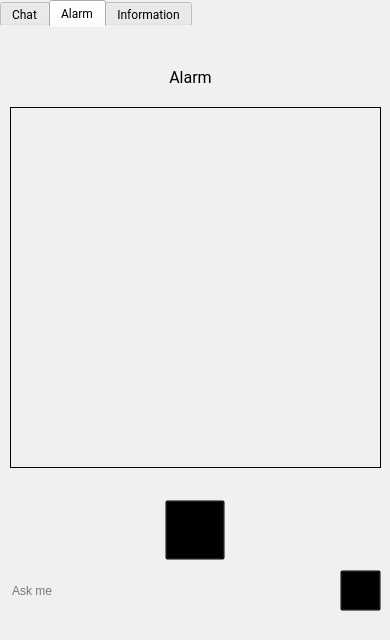
Before: the Qt Designer form app.ui in fireflies1988/HealthcareVirtualAssistant, drawn with Qt 5.
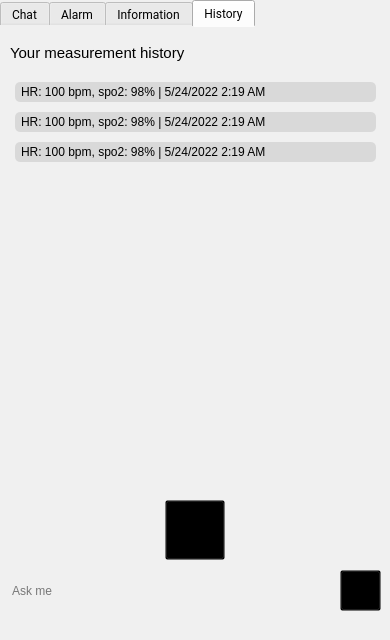
After: the same form once the commit is applied. Icons and pictures are not drawn.

Commit message: feat: save measurement stats to firebase database

```diff
--- a/app.ui
+++ b/app.ui
@@ -44,7 +44,7 @@
 background: #F0F0F0;</string>
     </property>
     <property name="currentIndex">
-     <number>1</number>
+     <number>3</number>
     </property>
     <widget class="QWidget" name="tab">
      <attribute name="title">
@@ -773,6 +773,68 @@
       </property>
      </widget>
     </widget>
+    <widget class="QWidget" name="tab_4">
+     <attribute name="title">
+      <string>History</string>
+     </attribute>
+     <widget class="QLabel" name="label_2">
+      <property name="geometry">
+       <rect>
+        <x>10</x>
+        <y>10</y>
+        <width>241</width>
+        <height>31</height>
+       </rect>
+      </property>
+      <property name="font">
+       <font>
+        <pointsize>11</pointsize>
+       </font>
+      </property>
+      <property name="text">
+       <string>Your measurement history</string>
+      </property>
+     </widget>
+     <widget class="QListWidget" name="listWidget_2">
+      <property name="geometry">
+       <rect>
+        <x>10</x>
+        <y>50</y>
+        <width>371</width>
+        <height>411</height>
+       </rect>
+      </property>
+      <property name="font">
+       <font>
+        <pointsize>9</pointsize>
+       </font>
+      </property>
+      <property name="styleSheet">
+       <string notr="true">QListWidget::item {
+	background-color: #d9d9d9;
+	margin: 5px;
+	padding: 3px;
+	border-radius: 5px;
+}
+</string>
+      </property>
+      <item>
+       <property name="text">
+        <string>HR: 100 bpm, spo2: 98% | 5/24/2022 2:19 AM</string>
+       </property>
+      </item>
+      <item>
+       <property name="text">
+        <string>HR: 100 bpm, spo2: 98% | 5/24/2022 2:19 AM</string>
+       </property>
+      </item>
+      <item>
+       <property name="text">
+        <string>HR: 100 bpm, spo2: 98% | 5/24/2022 2:19 AM</string>
+       </property>
+      </item>
+     </widget>
+    </widget>
    </widget>
    <widget class="QPushButton" name="btn_speak">
     <property name="geometry">
```
The commit also changes 5 other files.
